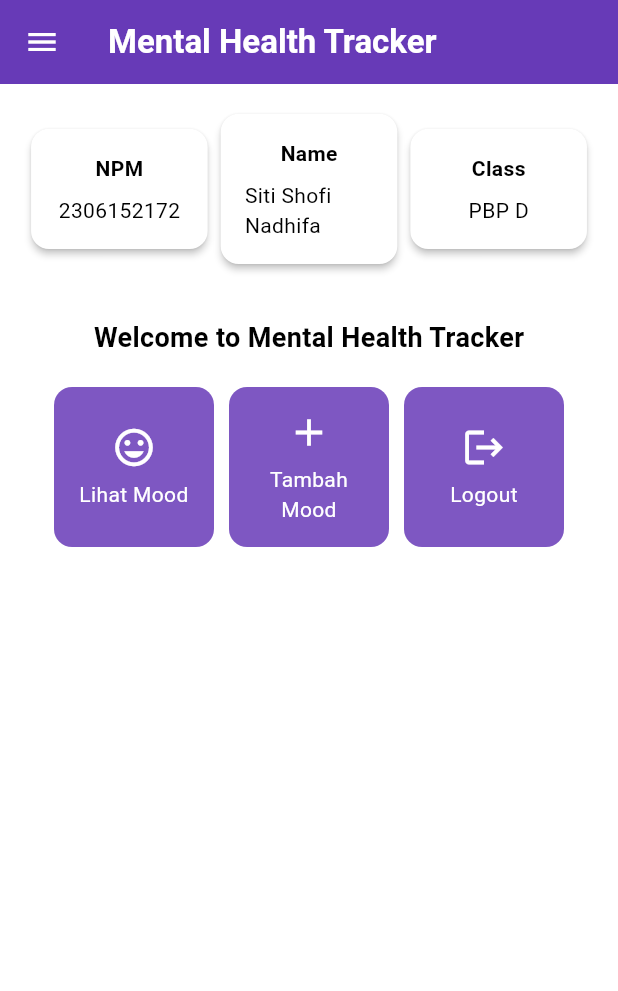
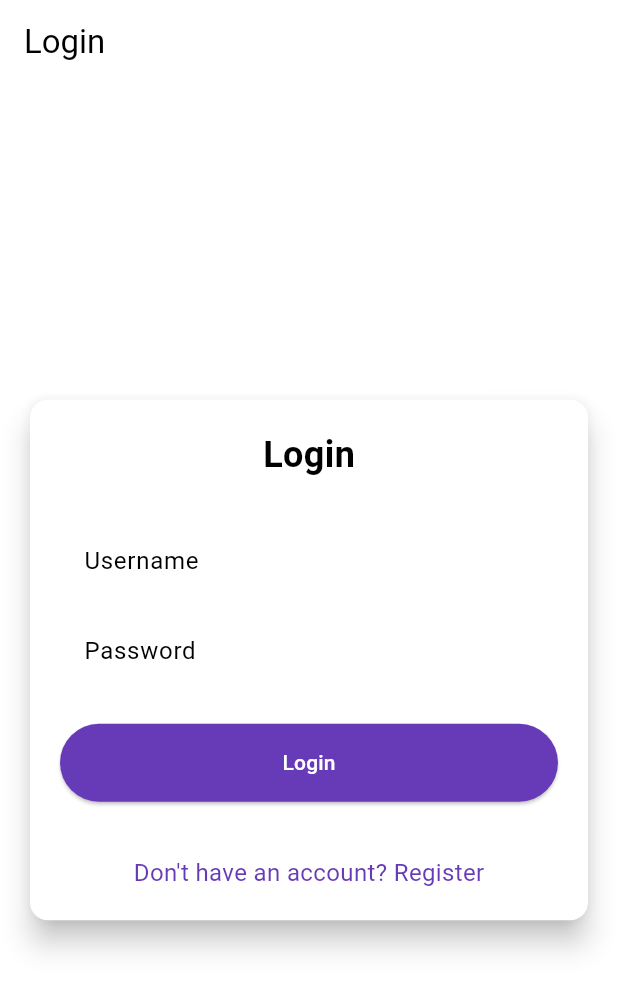
Before and after one commit to sopigoo/mental-health-tracker-mobile, a Flutter app: the screen it shows after launch, on a phone screen of 412 x 824 dp. Shown: the top 991 px of the screen. Run offline on Flutter 3.47's test engine with Material 3 defaults, Android fonts, the phone set to English and light mode, and no system bars; missing offline and left inert: pbp_django_auth.

Commit message:
Finished tutorial 8

```diff
--- a/lib/main.dart
+++ b/lib/main.dart
@@ -1,5 +1,7 @@
 import 'package:flutter/material.dart';
-import 'package:mental_health_tracker/screens/menu.dart';
+import 'package:pbp_django_auth/pbp_django_auth.dart';
+import 'package:provider/provider.dart';
+import 'package:mental_health_tracker/screens/login.dart';
 
 void main() {
   runApp(const MyApp());
@@ -8,33 +10,23 @@ void main() {
 class MyApp extends StatelessWidget {
   const MyApp({super.key});
 
-  // This widget is the root of your application.
   @override
   Widget build(BuildContext context) {
-    return MaterialApp(
-      title: 'Flutter Demo',
-      theme: ThemeData(
-        // This is the theme of your application.
-        //
-        // TRY THIS: Try running your application with "flutter run". You'll see
-        // the application has a purple toolbar. Then, without quitting the app,
-        // try changing the seedColor in the colorScheme below to Colors.green
-        // and then invoke "hot reload" (save your changes or press the "hot
-        // reload" button in a Flutter-supported IDE, or press "r" if you used
-        // the command line to start the app).
-        //
-        // Notice that the counter didn't reset back to zero; the application
-        // state is not lost during the reload. To reset the state, use hot
-        // restart instead.
-        //
-        // This works for code too, not just values: Most code changes can be
-        // tested with just a hot reload.
-         colorScheme: ColorScheme.fromSwatch(
-               primarySwatch: Colors.deepPurple,
-         ).copyWith(secondary: Colors.deepPurple[400]),
-        useMaterial3: true,
+    return Provider(
+      create: (_) {
+        CookieRequest request = CookieRequest();
+        return request;
+      },
+      child: MaterialApp(
+        title: 'Mental Health Tracker',
+        theme: ThemeData(
+          useMaterial3: true,
+          colorScheme: ColorScheme.fromSwatch(
+            primarySwatch: Colors.deepPurple,
+          ).copyWith(secondary: Colors.deepPurple[400]),
+        ),
+        home: const LoginPage(),
       ),
-      home: MyHomePage(),
     );
   }
 }
--- /dev/null
+++ b/lib/screens/login.dart
@@ -0,0 +1,181 @@
+import 'package:mental_health_tracker/screens/menu.dart';
+import 'package:flutter/material.dart';
+import 'package:pbp_django_auth/pbp_django_auth.dart';
+import 'package:provider/provider.dart';
+import 'package:mental_health_tracker/screens/register.dart';
+
+void main() {
+  runApp(const LoginApp());
+}
+
+class LoginApp extends StatelessWidget {
+  const LoginApp({super.key});
+
+  @override
+  Widget build(BuildContext context) {
+    return MaterialApp(
+      title: 'Login',
+      theme: ThemeData(
+        useMaterial3: true,
+        colorScheme: ColorScheme.fromSwatch(
+          primarySwatch: Colors.deepPurple,
+        ).copyWith(secondary: Colors.deepPurple[400]),
+      ),
+      home: const LoginPage(),
+    );
+  }
+}
+
+class LoginPage extends StatefulWidget {
+  const LoginPage({super.key});
+
+  @override
+  State<LoginPage> createState() => _LoginPageState();
+}
+
+class _LoginPageState extends State<LoginPage> {
+  final TextEditingController _usernameController = TextEditingController();
+  final TextEditingController _passwordController = TextEditingController();
+
+  @override
+  Widget build(BuildContext context) {
+    final request = context.watch<CookieRequest>();
+
+    return Scaffold(
+      appBar: AppBar(
+        title: const Text('Login'),
+      ),
+      body: Center(
+        child: SingleChildScrollView(
+          padding: const EdgeInsets.all(16.0),
+          child: Card(
+            elevation: 8,
+            shape: RoundedRectangleBorder(
+              borderRadius: BorderRadius.circular(12.0),
+            ),
+            child: Padding(
+              padding: const EdgeInsets.all(20.0),
+              child: Column(
+                mainAxisSize: MainAxisSize.min,
+                children: [
+                  const Text(
+                    'Login',
+                    style: TextStyle(
+                      fontSize: 24.0,
+                      fontWeight: FontWeight.bold,
+                    ),
+                  ),
+                  const SizedBox(height: 30.0),
+                  TextField(
+                    controller: _usernameController,
+                    decoration: const InputDecoration(
+                      labelText: 'Username',
+                      hintText: 'Enter your username',
+                      border: OutlineInputBorder(
+                        borderRadius: BorderRadius.all(Radius.circular(12.0)),
+                      ),
+                      contentPadding:
+                          EdgeInsets.symmetric(horizontal: 12.0, vertical: 8.0),
+                    ),
+                  ),
+                  const SizedBox(height: 12.0),
+                  TextField(
+                    controller: _passwordController,
+                    decoration: const InputDecoration(
+                      labelText: 'Password',
+                      hintText: 'Enter your password',
+                      border: OutlineInputBorder(
+                        borderRadius: BorderRadius.all(Radius.circular(12.0)),
+                      ),
+                      contentPadding:
+                          EdgeInsets.symmetric(horizontal: 12.0, vertical: 8.0),
+                    ),
+                    obscureText: true,
+                  ),
+                  const SizedBox(height: 24.0),
+                  ElevatedButton(
+                    onPressed: () async {
+                      String username = _usernameController.text;
+                      String password = _passwordController.text;
+
+                      // Cek kredensial
+                      // Ganti URL dan jangan lupa tambahkan trailing slash (/) di akhir URL!
+                      // Untuk menyambungkan Android emulator dengan Django pada localhost,
+                      // gunakan URL http://10.0.2.2/
+                      final response = await request
+                          .login("http://127.0.0.1:8000/auth/login/", {
+                        'username': username,
+                        'password': password,
+                      });
+
+                      if (request.loggedIn) {
+                        String message = response['message'];
+                        String uname = response['username'];
+                        if (context.mounted) {
+                          Navigator.pushReplacement(
+                            context,
+                            MaterialPageRoute(
+                                builder: (context) => MyHomePage()),
+                          );
+                          ScaffoldMessenger.of(context)
+                            ..hideCurrentSnackBar()
+                            ..showSnackBar(
+                              SnackBar(
+                                  content:
+                                      Text("$message Selamat datang, $uname.")),
+                            );
+                        }
+                      } else {
+                        if (context.mounted) {
+                          showDialog(
+                            context: context,
+                            builder: (context) => AlertDialog(
+                              title: const Text('Login Gagal'),
+                              content: Text(response['message']),
+                              actions: [
+                                TextButton(
+                                  child: const Text('OK'),
+                                  onPressed: () {
+                                    Navigator.pop(context);
+                                  },
+                                ),
+                              ],
+                            ),
+                          );
+                        }
+                      }
+                    },
+                    style: ElevatedButton.styleFrom(
+                      foregroundColor: Colors.white,
+                      minimumSize: Size(double.infinity, 50),
+                      backgroundColor: Theme.of(context).colorScheme.primary,
+                      padding: const EdgeInsets.symmetric(vertical: 16.0),
+                    ),
+                    child: const Text('Login'),
+                  ),
+                  const SizedBox(height: 36.0),
+                  GestureDetector(
+                    onTap: () {
+                      Navigator.push(
+                        context,
+                        MaterialPageRoute(
+                            builder: (context) => const RegisterPage()),
+                      );
+                    },
+                    child: Text(
+                      'Don\'t have an account? Register',
+                      style: TextStyle(
+                        color: Theme.of(context).colorScheme.primary,
+                        fontSize: 16.0,
+                      ),
+                    ),
+                  ),
+                ],
+              ),
+            ),
+          ),
+        ),
+      ),
+    );
+  }
+}
--- a/pubspec.yaml
+++ b/pubspec.yaml
@@ -35,6 +35,9 @@ dependencies:
   # The following adds the Cupertino Icons font to your application.
   # Use with the CupertinoIcons class for iOS style icons.
   cupertino_icons: ^1.0.8
+  provider: ^6.1.2
+  pbp_django_auth: ^0.4.0
+  http: ^1.2.2
 
 dev_dependencies:
   flutter_test:
```
Also changed, not shown: lib/models/mood_entry.dart (added, +65 -0 lines), lib/screens/list_moodentry.dart (added, +90 -0 lines), lib/screens/moodentry_form.dart (+36 -29 lines), lib/screens/register.dart (added, +166 -0 lines), lib/widgets/left_drawer.dart (+12 -0 lines), lib/widgets/mood_card.dart (+38 -2 lines), pubspec.lock, 2 other files.
